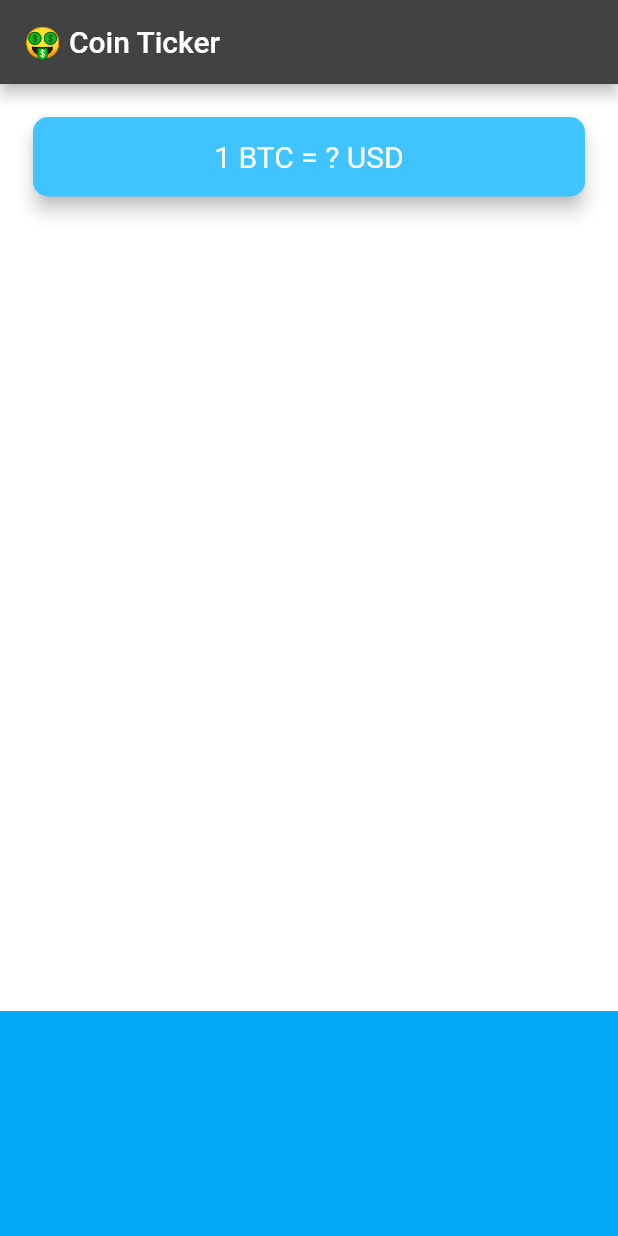
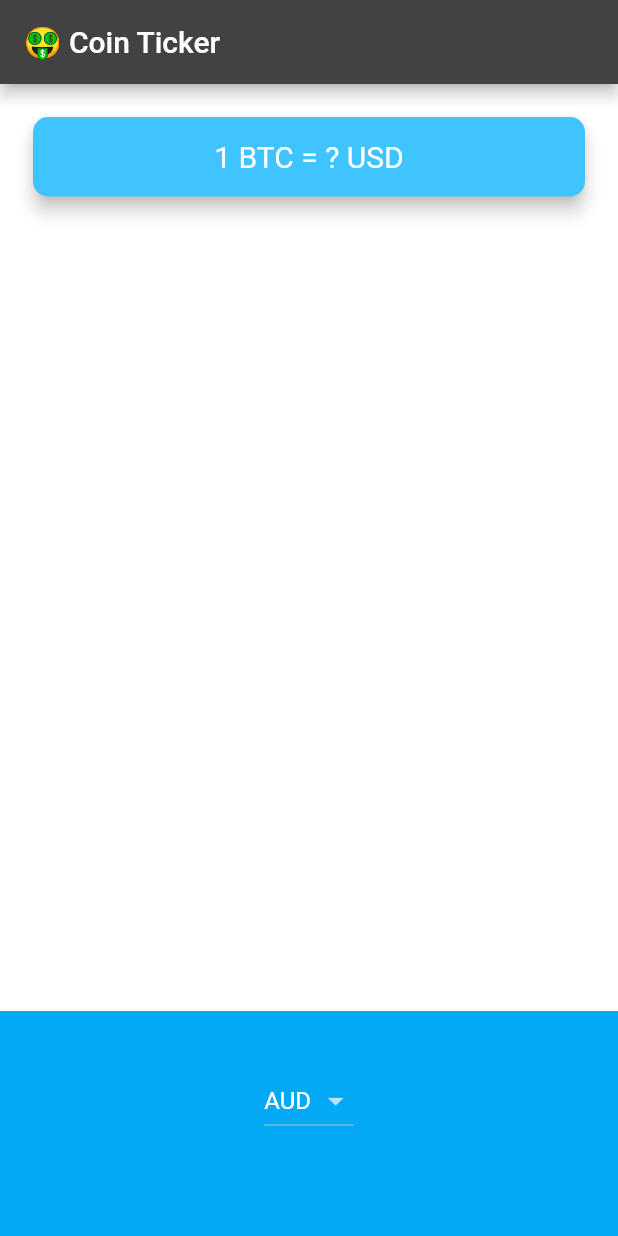
Before and after one commit to siba36/flutter_course_14_bitcoin_ticker, a Flutter app: the screen it shows after launch, on a phone screen of 412 x 824 dp. Run offline on Flutter 3.47's test engine with Material 2 defaults, Android fonts, the phone set to English and light mode, and no system bars.

Commit message:
bitcoin ticker app

```diff
--- a/lib/coin_data.dart
+++ b/lib/coin_data.dart
@@ -1,3 +1,5 @@
+import 'package:flutter/material.dart';
+
 const List<String> currenciesList = [
   'AUD',
   'BRL',
@@ -28,4 +30,17 @@ const List<String> cryptoList = [
   'LTC',
 ];
 
-class CoinData {}
+class CoinData {
+  List<DropdownMenuItem<String>> getCurrenciesDropDownItems() {
+    List<DropdownMenuItem<String>> items = [];
+    for (String currency in currenciesList) {
+      items.add(
+        DropdownMenuItem(
+          child: Text(currency),
+          value: currency,
+        ),
+      );
+    }
+    return items;
+  }
+}
--- a/lib/price_screen.dart
+++ b/lib/price_screen.dart
@@ -1,4 +1,5 @@
 import 'package:flutter/material.dart';
+import 'coin_data.dart';
 
 class PriceScreen extends StatefulWidget {
   @override
@@ -6,6 +7,10 @@ class PriceScreen extends StatefulWidget {
 }
 
 class _PriceScreenState extends State<PriceScreen> {
+  String? selectedCurrency = currenciesList[0];
+  List<DropdownMenuItem<String>> currencyDropdownMenuItems =
+      CoinData().getCurrenciesDropDownItems();
+
   @override
   Widget build(BuildContext context) {
     return Scaffold(
@@ -42,7 +47,15 @@ class _PriceScreenState extends State<PriceScreen> {
             alignment: Alignment.center,
             padding: EdgeInsets.only(bottom: 30.0),
             color: Colors.lightBlue,
-            child: null,
+            child: DropdownButton<String>(
+              value: selectedCurrency,
+              items: currencyDropdownMenuItems,
+              onChanged: (value) {
+                setState(() {
+                  selectedCurrency = value;
+                });
+              },
+            ),
           ),
         ],
       ),
```
